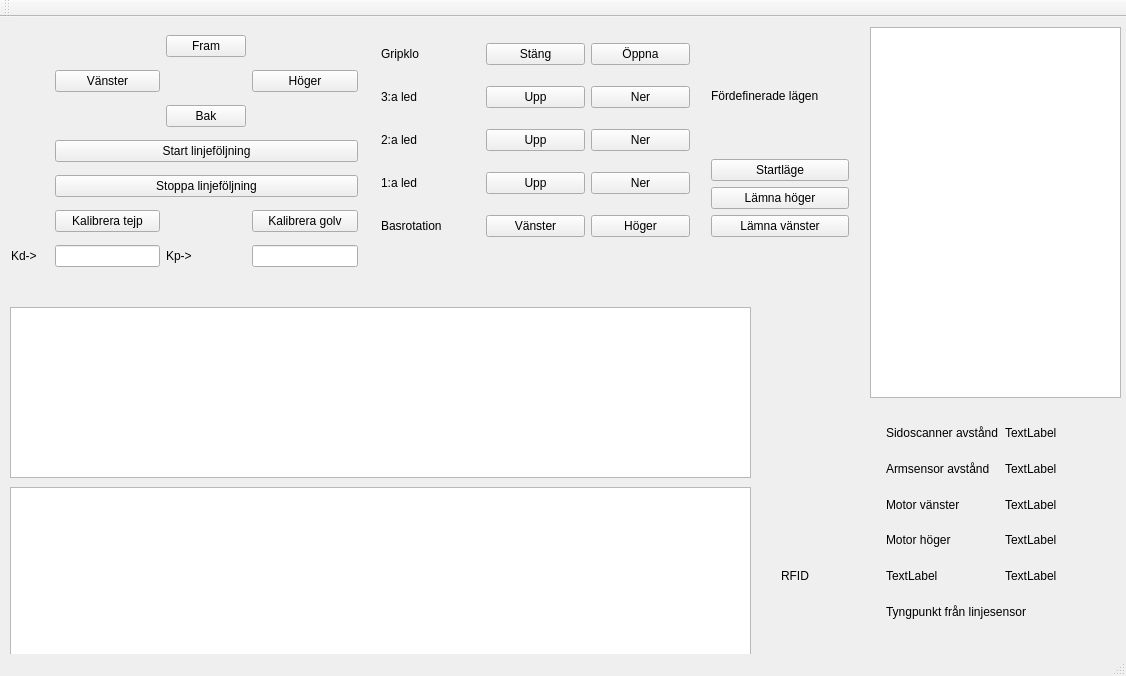
This is PC-interface/mainwindow.ui in TSEA56-2014-Grupp-1/Lagerrobot as Qt 5 draws it before an edit. The edited form follows.
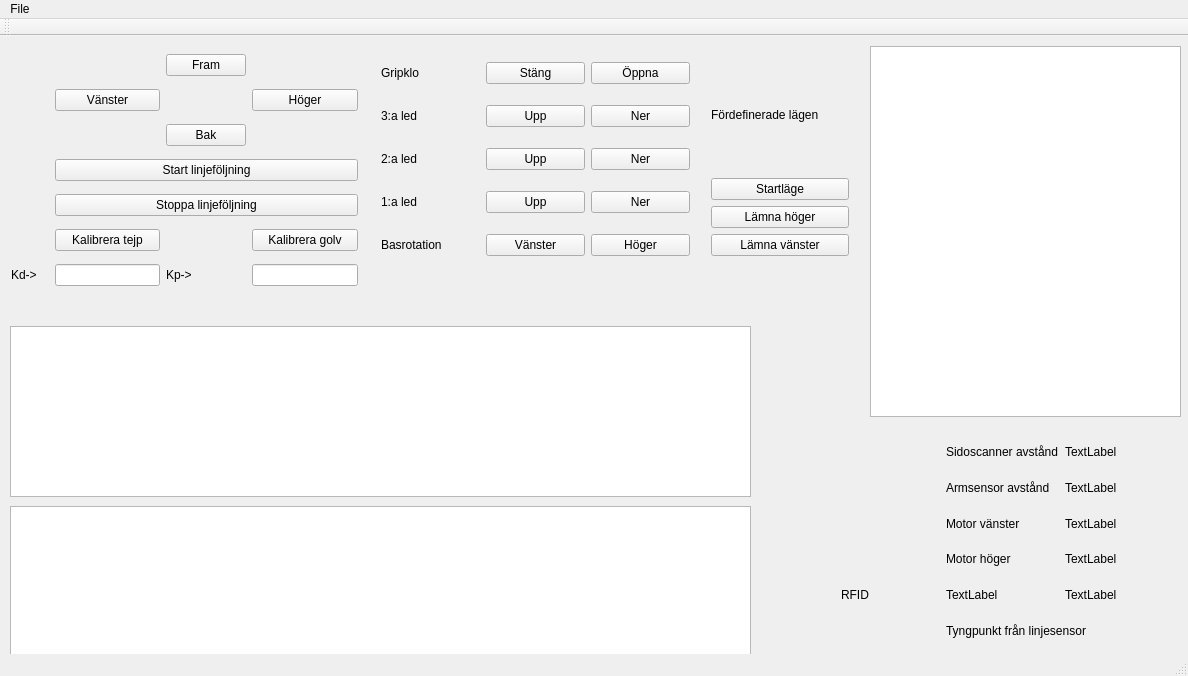
This is the edited form.

```diff
--- a/PC-interface/mainwindow.ui
+++ b/PC-interface/mainwindow.ui
@@ -6,7 +6,7 @@
    <rect>
     <x>0</x>
     <y>0</y>
-    <width>1126</width>
+    <width>1188</width>
     <height>676</height>
    </rect>
   </property>
@@ -121,7 +121,7 @@
    <widget class="QWidget" name="gridLayoutWidget_2">
     <property name="geometry">
      <rect>
-      <x>770</x>
+      <x>830</x>
       <y>390</y>
       <width>345</width>
       <height>231</height>
@@ -396,7 +396,7 @@
      <rect>
       <x>870</x>
       <y>10</y>
-      <width>251</width>
+      <width>311</width>
       <height>371</height>
      </rect>
     </property>
@@ -407,10 +407,17 @@
     <rect>
      <x>0</x>
      <y>0</y>
-     <width>1126</width>
+     <width>1188</width>
      <height>22</height>
     </rect>
    </property>
+   <widget class="QMenu" name="menuFile">
+    <property name="title">
+     <string>File</string>
+    </property>
+    <addaction name="connect_action"/>
+   </widget>
+   <addaction name="menuFile"/>
   </widget>
   <widget class="QToolBar" name="mainToolBar">
    <attribute name="toolBarArea">
```
Left out of the diff: 50 changed lines with no effect on the pictures.
